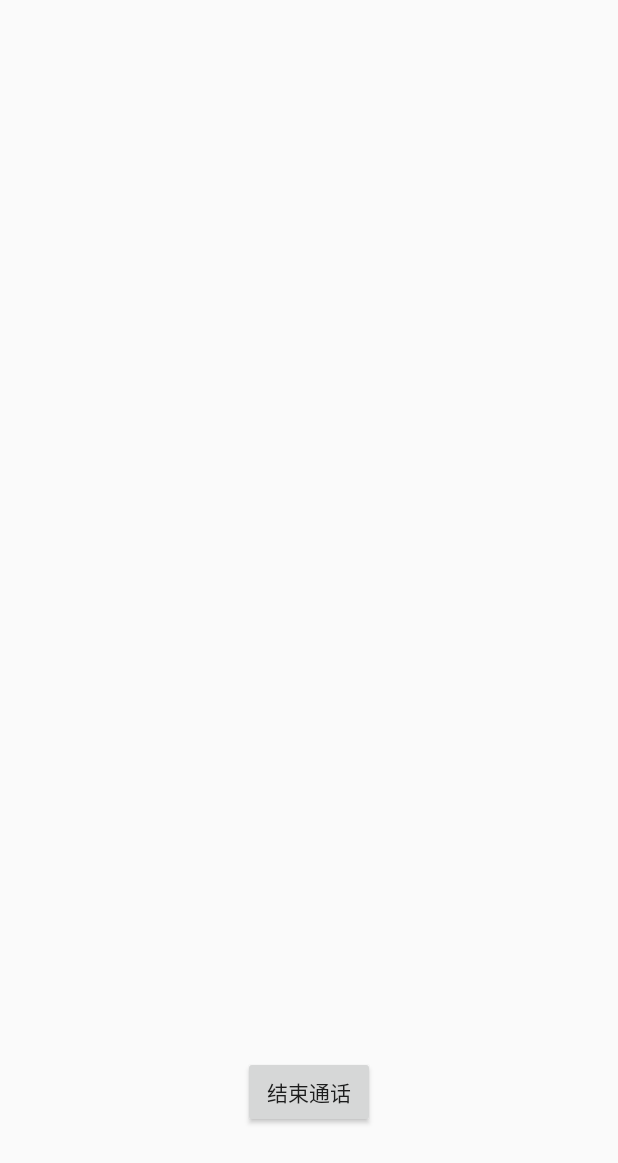
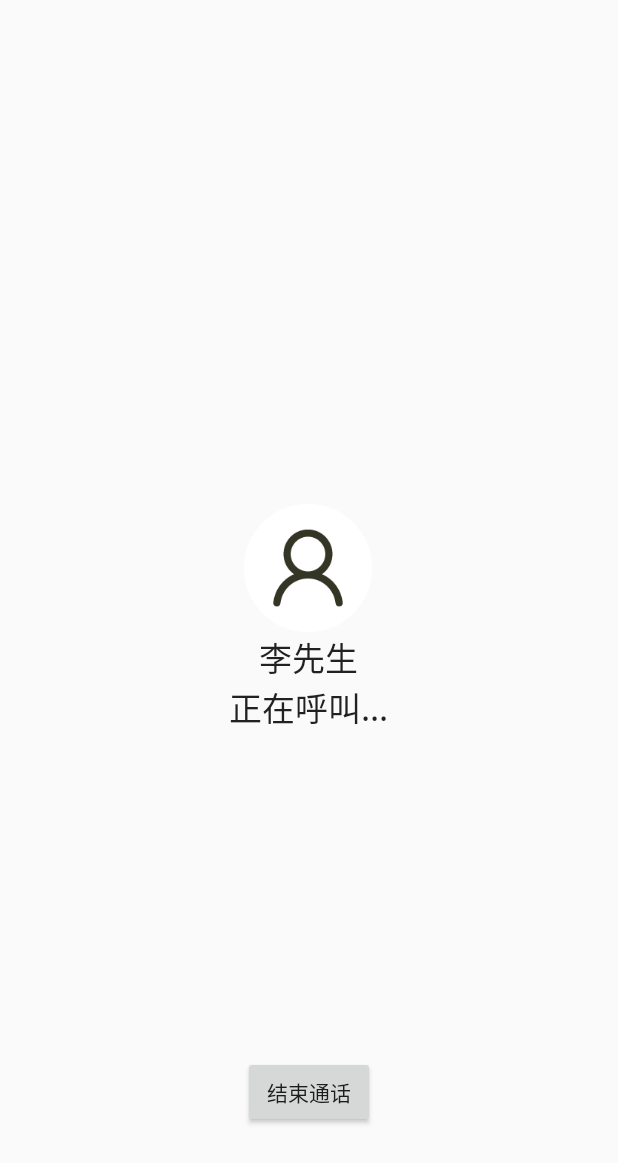
Before and after one commit to 10211509/maketaobao, an Android app: the layout activity_call_out.xml on its own in the app's theme, with its tools: preview values and no code run, on a phone screen of 412 x 824 dp. Shown: the top 1163 px of the screen. Run offline under Robolectric (Android 15) with nearby library versions, the phone set to English and light mode, and no system bars.

Commit message:
添加呼出页面

```diff
--- a/app/src/main/java/nobugs/team/shopping/app/base/BaseActivity.java
+++ b/app/src/main/java/nobugs/team/shopping/app/base/BaseActivity.java
@@ -4,8 +4,6 @@ import android.os.Bundle;
 import android.support.v4.app.FragmentActivity;
 
 import butterknife.ButterKnife;
-import de.greenrobot.event.EventBus;
-import nobugs.team.shopping.mvp.presenter.BasePresenter;
 import nobugs.team.shopping.mvp.presenter.IPresenter;
 
 /**
--- a/app/src/main/java/nobugs/team/shopping/db/entity/User.java
+++ b/app/src/main/java/nobugs/team/shopping/db/entity/User.java
@@ -19,7 +19,7 @@ public class User {
     private String name;
     private String password;
     private String phone;
-    private Integer type;
+    private Integer type;//buyer 1;seller 2
     private String voipAccount;
 
     // KEEP FIELDS - put your custom fields here
@@ -91,4 +91,7 @@ public class User {
 // KEEP METHODS - put your custom methods here
     // KEEP METHODS END
 
+    public boolean isSeller(){
+        return type == 2;
+    }
 }
--- a/app/src/main/java/nobugs/team/shopping/mvp/presenter/MainPagePresenter.java
+++ b/app/src/main/java/nobugs/team/shopping/mvp/presenter/MainPagePresenter.java
@@ -1,4 +1,8 @@
 package nobugs.team.shopping.mvp.presenter;
+
+import android.support.annotation.NonNull;
+
+import nobugs.team.shopping.db.entity.Shop;
 
 /**
  * Autor: wangyf on 2015/8/15 0015 19:38
@@ -13,6 +17,6 @@ public interface MainPagePresenter extends IPresenter{
 
     void onSelectSubProductType(int typeId);
 
-    void onSelectShop(int shopId);
+    void onSelectShop(@NonNull Shop shop);
 
 }
--- a/app/src/main/java/nobugs/team/shopping/mvp/view/MainPageView.java
+++ b/app/src/main/java/nobugs/team/shopping/mvp/view/MainPageView.java
@@ -1,9 +1,12 @@
 package nobugs.team.shopping.mvp.view;
+
+import android.support.annotation.NonNull;
 
 import java.util.List;
 
 import nobugs.team.shopping.db.entity.ProductType;
 import nobugs.team.shopping.db.entity.Shop;
+import nobugs.team.shopping.db.entity.User;
 
 /**
  * Autor: wangyf on 2015/8/15 0015 20:56
@@ -31,4 +34,6 @@ public interface MainPageView extends IView {
     void showShops(List<Shop> productTypes);
 
     void showEmptyShop();
+
+    void navigateCallOut(@NonNull User user);
 }
--- a/app/src/main/res/layout/activity_call_out.xml
+++ b/app/src/main/res/layout/activity_call_out.xml
@@ -14,4 +14,35 @@
         android:layout_alignParentBottom="true"
         android:layout_centerHorizontal="true"
         android:layout_marginBottom="56dp" />
+
+    <LinearLayout
+        android:orientation="vertical"
+        android:layout_width="wrap_content"
+        android:layout_height="wrap_content"
+        android:layout_centerInParent="true"
+>
+
+        <ImageView
+            android:layout_width="wrap_content"
+            android:layout_height="wrap_content"
+            android:id="@+id/imageView"
+            android:src="@drawable/avatar_call_out"
+            android:layout_gravity="center_horizontal" />
+
+        <TextView
+            android:layout_width="wrap_content"
+            android:layout_height="wrap_content"
+            android:textAppearance="?android:attr/textAppearanceLarge"
+            android:text="李先生"
+            android:id="@+id/txt_callername"
+            android:layout_gravity="center_horizontal" />
+
+        <TextView
+            android:layout_width="wrap_content"
+            android:layout_height="wrap_content"
+            android:textAppearance="?android:attr/textAppearanceLarge"
+            android:text="@string/tv_calling"
+            android:id="@+id/tv_calling"
+            android:layout_gravity="center_horizontal" />
+    </LinearLayout>
 </RelativeLayout>
--- a/app/src/main/res/values/strings.xml
+++ b/app/src/main/res/values/strings.xml
@@ -17,4 +17,6 @@
 
     <string name="tv_item_main_type_fruit">水果</string>
     <string name="tv_item_sub_type_apple">苹果</string>
+    <string name="tv_calling">正在呼叫...</string>
+
 </resources>
```
Also changed, not shown: app/src/main/java/nobugs/team/shopping/mvp/interactor/UserInteractor.java (added, +12 -0 lines), app/src/main/java/nobugs/team/shopping/mvp/interactor/UserInteractorImpl.java (added, +14 -0 lines), app/src/main/java/nobugs/team/shopping/mvp/presenter/CallOutPresenter.java (added, +8 -0 lines), app/src/main/java/nobugs/team/shopping/mvp/presenter/CallOutPresenterImpl.java (added, +75 -0 lines), app/src/main/java/nobugs/team/shopping/mvp/presenter/MainPagePresenterImpl.java (+8 -2 lines), app/src/main/java/nobugs/team/shopping/mvp/view/CallOutView.java (added, +14 -0 lines), app/src/main/java/nobugs/team/shopping/ui/activity/CallOutActivity.java (+18 -30 lines), app/src/main/java/nobugs/team/shopping/ui/activity/MainPageActivity.java (+11 -1 lines), app/src/main/res/drawable-xhdpi/avatar_call_out.png (added), 1 other file.
